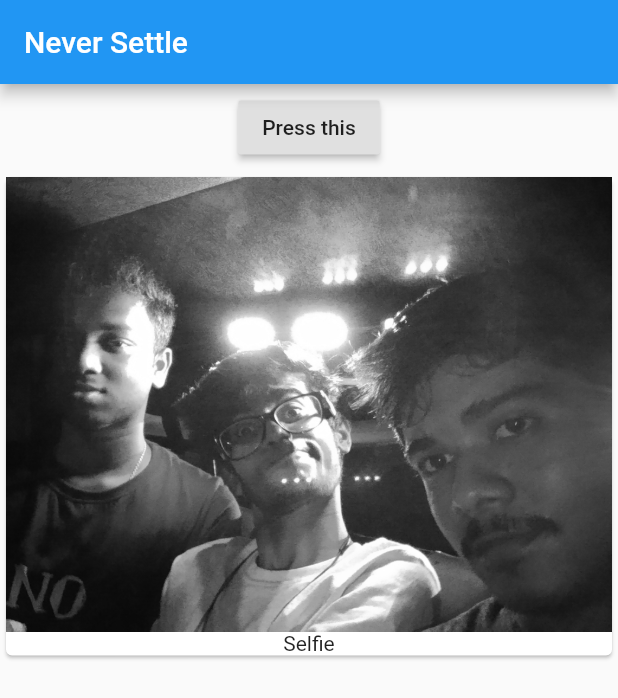
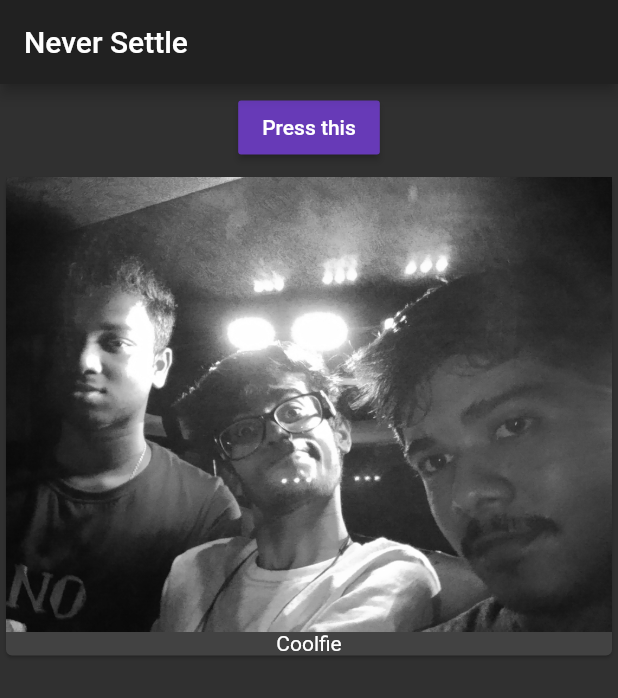
Before and after one commit to sakhayadeep/never-settle-wallpapers, a Flutter app: the screen it shows after launch, on a phone screen of 412 x 824 dp. Shown: the top 698 px of the screen. Run offline on Flutter 3.47's test engine with Material 2 defaults, Android fonts, the phone set to English and light mode, and no system bars.

```diff
--- a/lib/main.dart
+++ b/lib/main.dart
@@ -8,11 +8,15 @@ class MyApp extends StatelessWidget {
   @override
   Widget build(context) {
     return MaterialApp(
+      theme: ThemeData(
+        brightness: Brightness.dark,
+        primarySwatch: Colors.deepOrange,
+      ),
       home: Scaffold(
           appBar: AppBar(
             title: Text("Never Settle"),
           ),
-          body: WallpaperManager()),
+          body: WallpaperManager("Coolfie")),
     );
   }
 }
--- a/lib/wallpaper_manager.dart
+++ b/lib/wallpaper_manager.dart
@@ -3,6 +3,10 @@ import 'package:flutter/material.dart';
 import './wallpapers.dart';
 
 class WallpaperManager extends StatefulWidget {
+  final String startingWallpaper;
+
+  WallpaperManager(this.startingWallpaper);
+
   @override
   State<StatefulWidget> createState() {
     return _WallpaperManagerState();
@@ -10,7 +14,13 @@ class WallpaperManager extends StatefulWidget {
 }
 
 class _WallpaperManagerState extends State<WallpaperManager> {
-  List<String> _wallpapers = ["Selfie"];
+  List<String> _wallpapers = [];
+
+  @override
+  void initState() {
+    _wallpapers.add(widget.startingWallpaper);
+    super.initState();
+  }
 
   @override
   Widget build(BuildContext context) {
@@ -19,6 +29,7 @@ class _WallpaperManagerState extends State<WallpaperManager> {
         Container(
           margin: EdgeInsets.all(5.0),
           child: RaisedButton(
+            color: Colors.deepPurple,
             onPressed: () {
               setState(() {
                 _wallpapers.add("Selfie");
```
Also changed, not shown: 2 other files.
